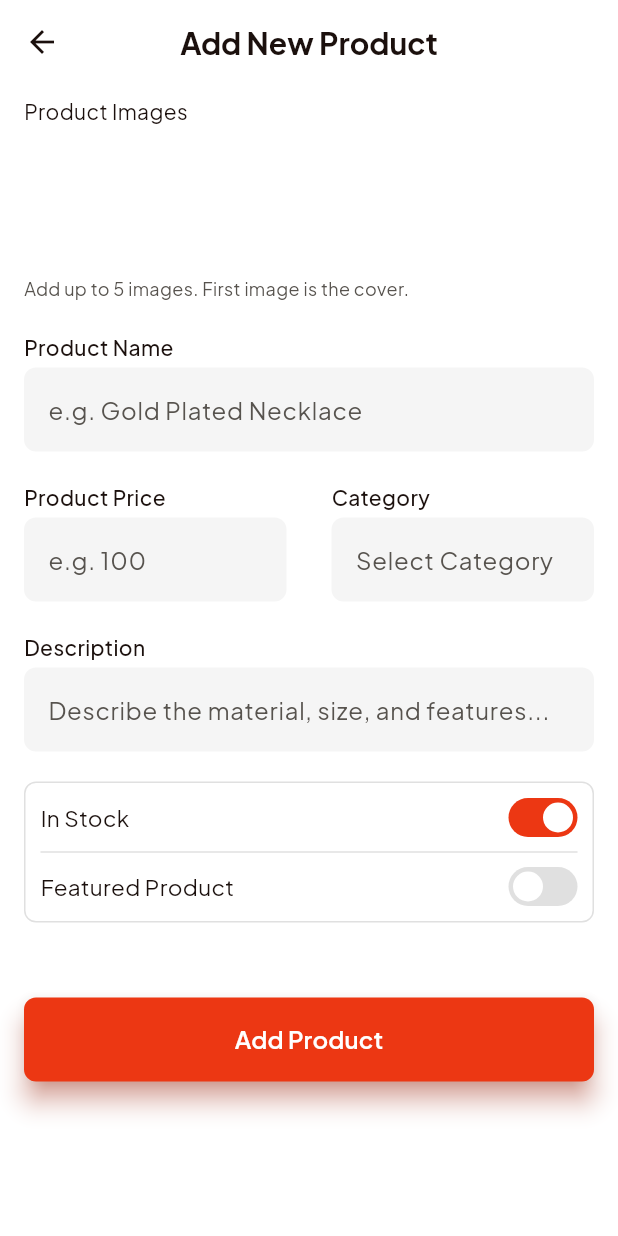
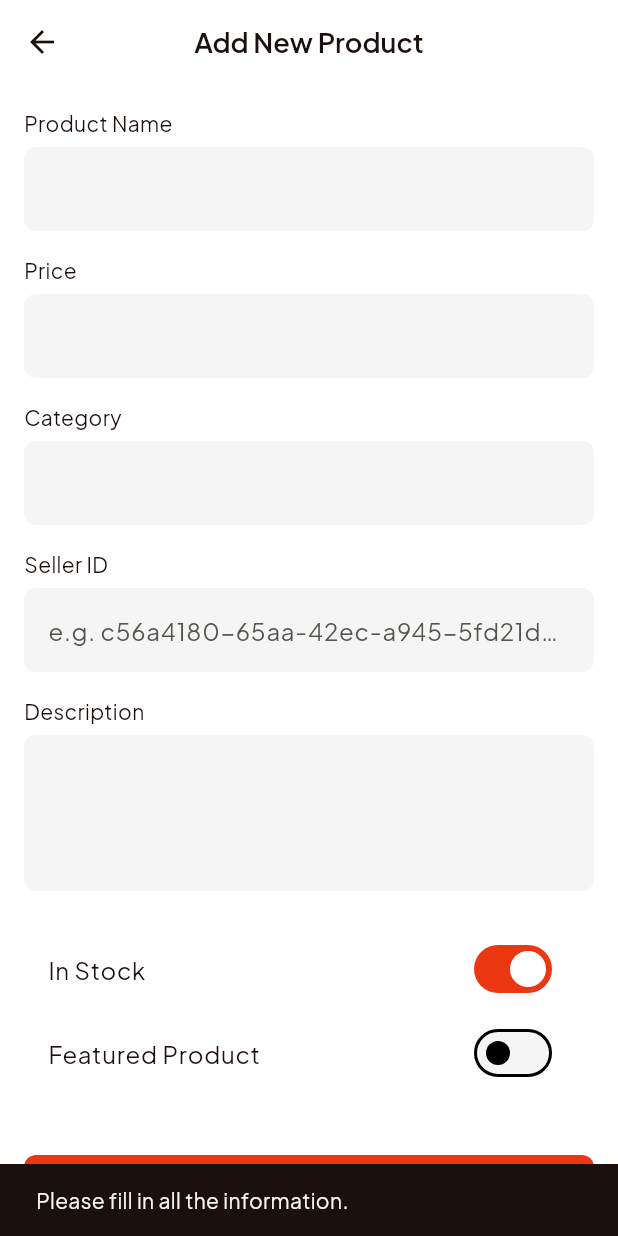
Before and after one commit to yousef1719/graduation_project_nti, a Flutter app: the AddNewProduct screen opened directly, after a tap on "Add Product", on a phone screen of 412 x 824 dp. Run offline on Flutter 3.47's test engine with Material 3 defaults, Android fonts, the phone set to English and light mode, and no system bars; our stand-ins replace carousel_slider, dio, flutter_bloc, flutter_rating_bar, flutter_svg, pin_code_fields and 1 more; missing offline and left inert: floating_draggable_widget, liquid_glass_navbar; accounts and stored records are empty.

Commit message:
Add AddProduct model with required backend fields

```diff
--- /dev/null
+++ b/lib/features/products/data/models/add_product.dart
@@ -0,0 +1,40 @@
+class AddProduct {
+  final String name;
+  final String description;
+  final String nameArabic;
+  final String descriptionArabic;
+  final double price;
+  final List<String> categories;
+  final List<String> productPictures;
+  final String coverPictureUrl;
+  final String sellerId;
+  final String color;
+
+  AddProduct({
+    required this.name,
+    required this.description,
+    required this.nameArabic,
+    required this.descriptionArabic,
+    required this.price,
+    required this.categories,
+    required this.productPictures,
+    required this.coverPictureUrl,
+    required this.sellerId,
+    required this.color,
+  });
+
+  Map<String, dynamic> toJson() {
+    return {
+      "name": name,
+      "description": description,
+      "nameArabic": nameArabic,
+      "descriptionArabic": descriptionArabic,
+      "price": price,
+      "categories": categories,
+      "productPictures": productPictures,
+      "coverPictureUrl": coverPictureUrl,
+      "sellerId": sellerId,
+      "color": color,
+    };
+  }
+}
--- a/lib/features/products/presentation/screens/add_new_product.dart
+++ b/lib/features/products/presentation/screens/add_new_product.dart
@@ -1,8 +1,5 @@
+import 'package:dio/dio.dart';
 import 'package:flutter/material.dart';
-import 'package:graduation_project_nti/core/shared_widgets/custom_app_bar.dart';
-import 'package:graduation_project_nti/core/shared_widgets/custom_elevated_button.dart';
-import 'package:graduation_project_nti/core/shared_widgets/custom_text.dart';
-import 'package:graduation_project_nti/features/auth/presentation/widgets/custom_text_form_field.dart';
 
 class AddNewProduct extends StatefulWidget {
   const AddNewProduct({super.key});
@@ -12,191 +9,207 @@ class AddNewProduct extends StatefulWidget {
 }
 
 class _AddNewProductState extends State<AddNewProduct> {
-  final TextEditingController productName = TextEditingController();
-  final TextEditingController description = TextEditingController();
+  final TextEditingController productNameController = TextEditingController();
+  final TextEditingController descriptionController = TextEditingController();
+  final TextEditingController priceController = TextEditingController();
+  final TextEditingController categoryController = TextEditingController();
+  final TextEditingController sellerIdController = TextEditingController();
+
   bool inStock = true;
   bool isFeatured = false;
+  bool isLoading = false;
+
+  final Dio dio = Dio();
 
   @override
   Widget build(BuildContext context) {
     return Scaffold(
-      backgroundColor: Theme.of(context).scaffoldBackgroundColor,
-      appBar: PreferredSize(
-        preferredSize: const Size.fromHeight(kToolbarHeight),
-        child: CustomAppBar(
-          title: 'Add New Product',
-          centerTitle: true,
-          leading: IconButton(
-            onPressed: () {
-              Navigator.pop(context);
-            },
-            icon: const Icon(Icons.arrow_back),
-          ),
-        ),
-      ),
-      body: Padding(
-        padding: const EdgeInsets.symmetric(horizontal: 16, vertical: 8),
-        child: SingleChildScrollView(
+      appBar: AppBar(title: const Text("Add New Product"), centerTitle: true),
+      body: SingleChildScrollView(
+        padding: const EdgeInsets.all(16),
         child: Column(
           crossAxisAlignment: CrossAxisAlignment.start,
           children: [
-              CustomText(
-                text: "Product Images",
-                fontSize: 14,
-                color: Theme.of(context).textTheme.bodyLarge?.color,
+            /// Product Name
+            _buildTextField(
+              label: "Product Name",
+              controller: productNameController,
             ),
-              SizedBox(height: 100),
-              CustomText(
-                text: "Add up to 5 images. First image is the cover.",
-                fontSize: 12,
-                color: Theme.of(context).textTheme.bodySmall?.color,
+
+            const SizedBox(height: 16),
+
+            /// Price
+            _buildTextField(
+              label: "Price",
+              controller: priceController,
+              keyboardType: TextInputType.number,
             ),
-              SizedBox(height: 20),
-              CustomTextField(
-                labelText: 'Product Name',
-                hintText: 'e.g. Gold Plated Necklace',
-                controller: productName,
+
+            const SizedBox(height: 16),
+
+            /// Category
+            _buildTextField(label: "Category", controller: categoryController),
+
+            const SizedBox(height: 16),
+
+            /// Seller ID (GUID)
+            _buildTextField(
+              label: "Seller ID",
+              hint: "e.g. c56a4180-65aa-42ec-a945-5fd21dec0538",
+              controller: sellerIdController,
             ),
-              SizedBox(height: 20),
-              Row(
-                children: [
-                  Expanded(
-                    child: CustomTextField(
-                      labelText: 'Product Price',
-                      hintText: 'e.g. 100',
-                      controller: TextEditingController(),
+
+            const SizedBox(height: 16),
+
+            /// Description
+            _buildTextField(
+              label: "Description",
+              controller: descriptionController,
+              maxLines: 3,
             ),
+
+            const SizedBox(height: 24),
+
+            /// In Stock Switch
+            _buildSwitch(
+              title: "In Stock",
+              value: inStock,
+              onChanged: (val) {
+                setState(() {
+                  inStock = val;
+                });
+              },
             ),
-                  SizedBox(width: 30),
-                  Expanded(
-                    child: CustomTextField(
-                      hight: 211,
-                      labelText: 'Category',
-                      hintText: 'Select Category',
-                      controller: TextEditingController(),
+
+            /// Featured Switch
+            _buildSwitch(
+              title: "Featured Product",
+              value: isFeatured,
+              onChanged: (val) {
+                setState(() {
+                  isFeatured = val;
+                });
+              },
+            ),
+
+            const SizedBox(height: 40),
+
+            /// Add Product Button
+            SizedBox(
+              width: double.infinity,
+              height: 50,
+              child: ElevatedButton(
+                onPressed: isLoading ? null : addProduct,
+                child: isLoading
+                    ? const CircularProgressIndicator(color: Colors.white)
+                    : const Text("Add Product"),
               ),
             ),
           ],
         ),
-              SizedBox(height: 20),
-              CustomTextField(
-                labelText: 'Description',
-                hintText: "Describe the material, size, and features...",
-                controller: description,
       ),
-              SizedBox(height: 20),
-              Container(
-                decoration: BoxDecoration(
-                  borderRadius: BorderRadius.circular(8),
-                  border: Border.all(color: Theme.of(context).dividerColor),
-                ),
-                child: Padding(
-                  padding: const EdgeInsets.all(10.0),
-                  child: Column(
+    );
+  }
+
+  /// TextField Widget
+  Widget _buildTextField({
+    required String label,
+    String? hint,
+    required TextEditingController controller,
+    TextInputType keyboardType = TextInputType.text,
+    int maxLines = 1,
+  }) {
+    return Column(
       crossAxisAlignment: CrossAxisAlignment.start,
       children: [
-                      Row(
-                        mainAxisAlignment: MainAxisAlignment.spaceBetween,
-                        children: [
-                          CustomText(
-                            text: "In Stock",
-                            fontSize: 15,
-                            color: Theme.of(context).textTheme.bodyLarge?.color,
-                          ),
-                          GestureDetector(
-                            onTap: () {
-                              setState(() {
-                                inStock = !inStock;
-                              });
-                            },
-                            child: AnimatedContainer(
-                              duration: const Duration(milliseconds: 250),
-                              width: 46,
-                              height: 26,
-                              padding: const EdgeInsets.all(3),
-                              decoration: BoxDecoration(
-                                color: inStock
-                                    ? Theme.of(context).colorScheme.primary
-                                    : Theme.of(context).dividerColor,
-                                borderRadius: BorderRadius.circular(20),
-                              ),
-                              child: AnimatedAlign(
-                                duration: const Duration(milliseconds: 250),
-                                alignment: inStock
-                                    ? Alignment.centerRight
-                                    : Alignment.centerLeft,
-                                child: Container(
-                                  width: 20,
-                                  height: 20,
-                                  decoration: const BoxDecoration(
-                                    color: Colors.white,
-                                    shape: BoxShape.circle,
-                                  ),
-                                ),
-                              ),
+        Text(label),
+        const SizedBox(height: 6),
+        TextField(
+          controller: controller,
+          keyboardType: keyboardType,
+          maxLines: maxLines,
+          decoration: InputDecoration(
+            hintText: hint,
+            border: OutlineInputBorder(borderRadius: BorderRadius.circular(8)),
           ),
         ),
       ],
-                      ),
-                      Divider(
-                        thickness: 1,
-                        height: 20,
-                        color: Theme.of(context).dividerColor,
-                      ),
-                      Row(
-                        mainAxisAlignment: MainAxisAlignment.spaceBetween,
-                        children: [
-                          CustomText(
-                            text: "Featured Product",
-                            fontSize: 15,
-                            color: Theme.of(context).textTheme.bodyLarge?.color,
-                          ),
-                          GestureDetector(
-                            onTap: () {
-                              setState(() {
-                                isFeatured = !isFeatured;
-                              });
-                            },
-                            child: AnimatedContainer(
-                              duration: const Duration(milliseconds: 250),
-                              width: 46,
-                              height: 26,
-                              padding: const EdgeInsets.all(3),
-                              decoration: BoxDecoration(
-                                color: isFeatured
-                                    ? Theme.of(context).colorScheme.primary
-                                    : Theme.of(context).dividerColor,
-                                borderRadius: BorderRadius.circular(20),
-                              ),
-                              child: AnimatedAlign(
-                                duration: const Duration(milliseconds: 250),
-                                alignment: isFeatured
-                                    ? Alignment.centerRight
-                                    : Alignment.centerLeft,
-                                child: Container(
-                                  width: 20,
-                                  height: 20,
-                                  decoration: const BoxDecoration(
-                                    color: Colors.white,
-                                    shape: BoxShape.circle,
-                                  ),
-                                ),
-                              ),
-                            ),
-                          ),
-                        ],
-                      ),
-                    ],
-                  ),
-                ),
-              ),
-              SizedBox(height: 50),
-              CustomElevatedButton(onPressed: () {}, text: 'Add Product'),
-              SizedBox(height: 20),
-            ],
-          ),
-        ),
-      ),
     );
   }
+
+  /// Switch Widget
+  Widget _buildSwitch({
+    required String title,
+    required bool value,
+    required Function(bool) onChanged,
+  }) {
+    return SwitchListTile(
+      title: Text(title),
+      value: value,
+      onChanged: onChanged,
+    );
   }
+
+  /// Add Product API Call
+  Future<void> addProduct() async {
+    if (productNameController.text.isEmpty ||
+        descriptionController.text.isEmpty ||
+        priceController.text.isEmpty ||
+        categoryController.text.isEmpty ||
+        sellerIdController.text.isEmpty) {
+      ScaffoldMessenger.of(context).showSnackBar(
+        const SnackBar(content: Text("Please fill in all the information.")),
+      );
+      return;
+    }
+
+    if (!isValidGuid(sellerIdController.text)) {
+      ScaffoldMessenger.of(
+        context,
+      ).showSnackBar(const SnackBar(content: Text("Incorrect Seller ID")));
+      return;
+    }
+
+    setState(() => isLoading = true);
+
+    try {
+      await dio.post(
+        "https://accessories-eshop.runasp.net/api/products",
+        data: {
+          "name": productNameController.text,
+          "description": descriptionController.text,
+          "price": double.parse(priceController.text),
+          "categories": [categoryController.text],
+          "productPictures": ["https://dummyimage.com/300x300"],
+          "nameArabic": "",
+          "descriptionArabic": "",
+          "coverPictureUrl": "",
+          "sellerId": sellerIdController.text,
+          "color": "",
+        },
+      );
+
+      ScaffoldMessenger.of(
+        context,
+      ).showSnackBar(const SnackBar(content: Text("Added Successfully")));
+
+      Navigator.pop(context);
+    } catch (e) {
+      ScaffoldMessenger.of(
+        context,
+      ).showSnackBar(SnackBar(content: Text(e.toString())));
+    } finally {
+      setState(() => isLoading = false);
+    }
+  }
+
+  /// GUID Validation
+  bool isValidGuid(String value) {
+    final regex = RegExp(
+      r'^[0-9a-fA-F]{8}-[0-9a-fA-F]{4}-'
+      r'[0-9a-fA-F]{4}-[0-9a-fA-F]{4}-'
+      r'[0-9a-fA-F]{12}$',
+    );
+    return regex.hasMatch(value);
+  }
+}
```
Lines whose indentation alone changed are shown as unchanged.
